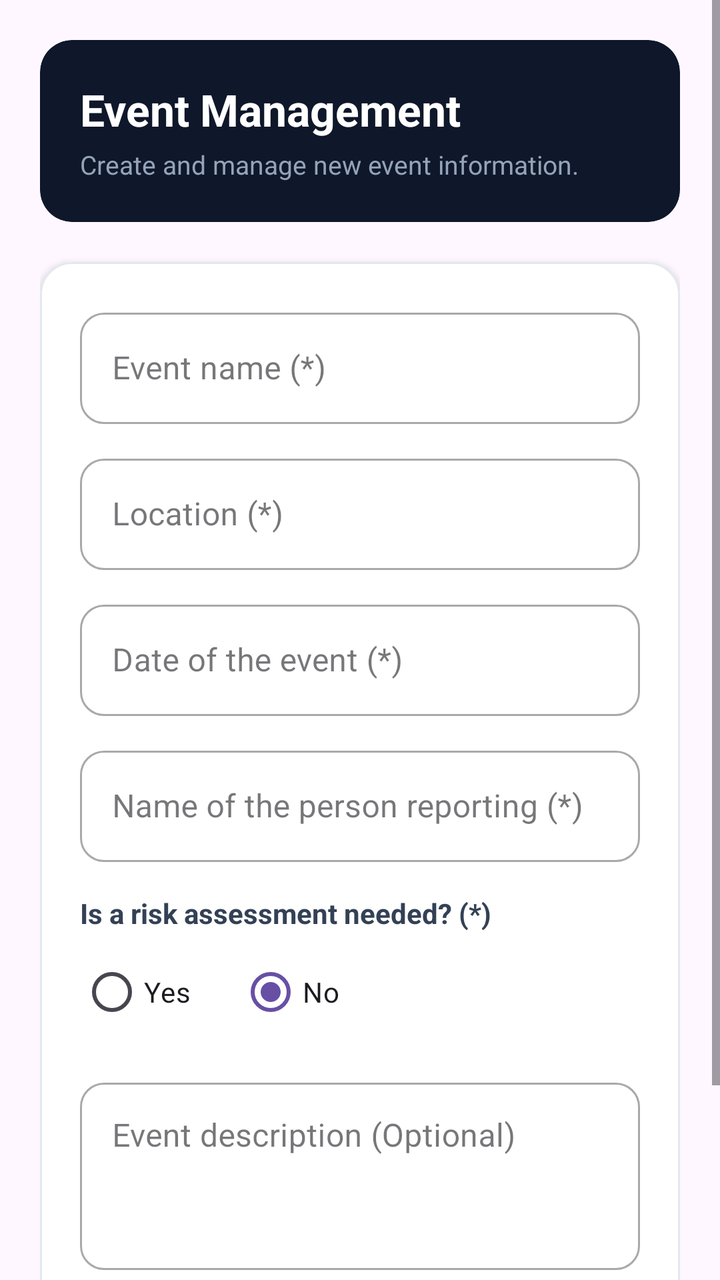
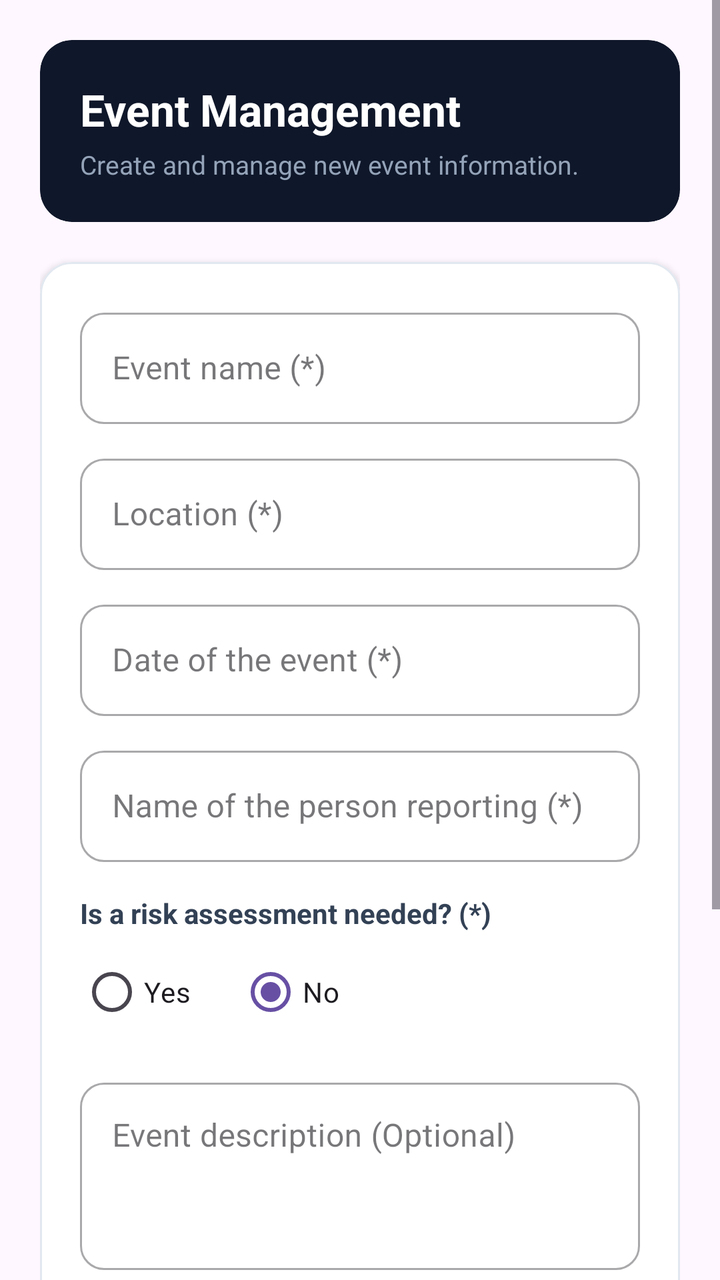

Before-and-after screenshots of an Android layout around one commit, followed by the original layout XML and the change that was made.
<!-- AndroidManifest.xml: application theme Theme.EventManagerFirebase -->
<!-- res/layout/activity_add_event.xml -->
<?xml version="1.0" encoding="utf-8"?>
<ScrollView xmlns:android="http://schemas.android.com/apk/res/android"
    xmlns:app="http://schemas.android.com/apk/res-auto"
    android:layout_width="match_parent"
    android:layout_height="match_parent"
    android:background="?attr/colorSurface"
    android:fillViewport="true">

    <LinearLayout
        android:layout_width="match_parent"
        android:layout_height="wrap_content"
        android:orientation="vertical"
        android:padding="20dp">

        
        <com.google.android.material.card.MaterialCardView
            android:layout_width="match_parent"
            android:layout_height="wrap_content"
            android:layout_marginBottom="20dp"
            app:cardBackgroundColor="#0F172A"
            app:cardCornerRadius="16dp"
            app:strokeWidth="0dp">

            <LinearLayout
                android:layout_width="match_parent"
                android:layout_height="wrap_content"
                android:orientation="vertical"
                android:padding="20dp">

                <TextView
                    android:layout_width="wrap_content"
                    android:layout_height="wrap_content"
                    android:text="Event Management"
                    android:textColor="#FFFFFF"
                    android:textSize="22sp"
                    android:textStyle="bold" />

                <TextView
                    android:layout_width="wrap_content"
                    android:layout_height="wrap_content"
                    android:layout_marginTop="4dp"
                    android:text="Create and manage new event information."
                    android:textColor="#94A3B8"
                    android:textSize="13sp" />
            </LinearLayout>
        </com.google.android.material.card.MaterialCardView>

        
        <com.google.android.material.card.MaterialCardView
            android:layout_width="match_parent"
            android:layout_height="wrap_content"
            app:cardBackgroundColor="#FFFFFF"
            app:cardCornerRadius="16dp"
            app:cardElevation="2dp"
            app:strokeColor="#E2E8F0"
            app:strokeWidth="1dp">

            <LinearLayout
                android:layout_width="match_parent"
                android:layout_height="wrap_content"
                android:orientation="vertical"
                android:padding="20dp">

                
                <com.google.android.material.textfield.TextInputLayout
                    android:id="@+id/tilEventName"
                    style="@style/Widget.MaterialComponents.TextInputLayout.OutlinedBox"
                    android:layout_width="match_parent"
                    android:layout_height="wrap_content"
                    android:layout_marginBottom="12dp"
                    android:hint="Event name (*)"
                    app:boxCornerRadiusBottomEnd="12dp"
                    app:boxCornerRadiusBottomStart="12dp"
                    app:boxCornerRadiusTopEnd="12dp"
                    app:boxCornerRadiusTopStart="12dp">

                    <com.google.android.material.textfield.TextInputEditText
                        android:id="@+id/etEventName"
                        android:layout_width="match_parent"
                        android:layout_height="wrap_content"
                        android:inputType="textCapWords" />
                </com.google.android.material.textfield.TextInputLayout>

                
                <com.google.android.material.textfield.TextInputLayout
                    android:id="@+id/tilLocation"
                    style="@style/Widget.MaterialComponents.TextInputLayout.OutlinedBox"
                    android:layout_width="match_parent"
                    android:layout_height="wrap_content"
                    android:layout_marginBottom="12dp"
                    android:hint="Location (*)"
                    app:boxCornerRadiusBottomEnd="12dp"
                    app:boxCornerRadiusBottomStart="12dp"
                    app:boxCornerRadiusTopEnd="12dp"
                    app:boxCornerRadiusTopStart="12dp">

                    <com.google.android.material.textfield.TextInputEditText
                        android:id="@+id/etLocation"
                        android:layout_width="match_parent"
                        android:layout_height="wrap_content"
                        android:inputType="textCapSentences" />
                </com.google.android.material.textfield.TextInputLayout>

                
                <com.google.android.material.textfield.TextInputLayout
                    android:id="@+id/tilDate"
                    style="@style/Widget.MaterialComponents.TextInputLayout.OutlinedBox"
                    android:layout_width="match_parent"
                    android:layout_height="wrap_content"
                    android:layout_marginBottom="12dp"
                    android:hint="Date of the event (*)"
                    app:boxCornerRadiusBottomEnd="12dp"
                    app:boxCornerRadiusBottomStart="12dp"
                    app:boxCornerRadiusTopEnd="12dp"
                    app:boxCornerRadiusTopStart="12dp">

                    <com.google.android.material.textfield.TextInputEditText
                        android:id="@+id/etDate"
                        android:layout_width="match_parent"
                        android:layout_height="wrap_content"
                        android:clickable="true"
                        android:focusable="false"
                        android:inputType="none" />
                </com.google.android.material.textfield.TextInputLayout>

                
                <com.google.android.material.textfield.TextInputLayout
                    android:id="@+id/tilReporter"
                    style="@style/Widget.MaterialComponents.TextInputLayout.OutlinedBox"
                    android:layout_width="match_parent"
                    android:layout_height="wrap_content"
                    android:layout_marginBottom="16dp"
                    android:hint="Name of the person reporting (*)"
                    app:boxCornerRadiusBottomEnd="12dp"
                    app:boxCornerRadiusBottomStart="12dp"
                    app:boxCornerRadiusTopEnd="12dp"
                    app:boxCornerRadiusTopStart="12dp">

                    <com.google.android.material.textfield.TextInputEditText
                        android:id="@+id/etReporter"
                        android:layout_width="match_parent"
                        android:layout_height="wrap_content"
                        android:inputType="textPersonName" />
                </com.google.android.material.textfield.TextInputLayout>

                
                <TextView
                    android:layout_width="wrap_content"
                    android:layout_height="wrap_content"
                    android:layout_marginBottom="6dp"
                    android:text="Is a risk assessment needed? (*)"
                    android:textColor="#334155"
                    android:textSize="14sp"
                    android:textStyle="bold" />

                <RadioGroup
                    android:id="@+id/rgRiskAssessment"
                    android:layout_width="match_parent"
                    android:layout_height="wrap_content"
                    android:layout_marginBottom="16dp"
                    android:orientation="horizontal">

                    <RadioButton
                        android:id="@+id/rbRiskYes"
                        android:layout_width="wrap_content"
                        android:layout_height="wrap_content"
                        android:layout_marginEnd="24dp"
                        android:text="Yes" />

                    <RadioButton
                        android:id="@+id/rbRiskNo"
                        android:layout_width="wrap_content"
                        android:layout_height="wrap_content"
                        android:checked="true"
                        android:text="No" />
                </RadioGroup>

                
                <com.google.android.material.textfield.TextInputLayout
                    android:id="@+id/tilDescription"
                    style="@style/Widget.MaterialComponents.TextInputLayout.OutlinedBox"
                    android:layout_width="match_parent"
                    android:layout_height="wrap_content"
                    android:layout_marginBottom="24dp"
                    android:hint="Event description (Optional)"
                    app:boxCornerRadiusBottomEnd="12dp"
                    app:boxCornerRadiusBottomStart="12dp"
                    app:boxCornerRadiusTopEnd="12dp"
                    app:boxCornerRadiusTopStart="12dp">

                    <com.google.android.material.textfield.TextInputEditText
                        android:id="@+id/etDescription"
                        android:layout_width="match_parent"
                        android:layout_height="wrap_content"
                        android:gravity="top"
                        android:inputType="textMultiLine"
                        android:lines="3" />
                </com.google.android.material.textfield.TextInputLayout>

                
                <com.google.android.material.button.MaterialButton
                    android:id="@+id/btnSaveEvent"
                    android:layout_width="match_parent"
                    android:layout_height="56dp"
                    android:backgroundTint="#2563EB"
                    android:text="Create Event"
                    android:textColor="#FFFFFF"
                    android:textSize="16sp"
                    android:textStyle="bold"
                    app:cornerRadius="12dp" />

            </LinearLayout>
        </com.google.android.material.card.MaterialCardView>

    </LinearLayout>
</ScrollView>
<!-- resources referenced by this layout -->
<resources>
  <style name="Theme.EventManagerFirebase" parent="Base.Theme.EventManagerFirebase" />
  <style name="Base.Theme.EventManagerFirebase" parent="Theme.Material3.DayNight.NoActionBar">
          
          
      </style>
</resources>

<!-- the commit's change to res/layout/activity_add_event.xml (unified diff, before → after) -->
@@ -181,7 +181,7 @@
                     style="@style/Widget.MaterialComponents.TextInputLayout.OutlinedBox"
                     android:layout_width="match_parent"
                     android:layout_height="wrap_content"
-                    android:layout_marginBottom="24dp"
+                    android:layout_marginBottom="12dp"
                     android:hint="Event description (Optional)"
                     app:boxCornerRadiusBottomEnd="12dp"
                     app:boxCornerRadiusBottomStart="12dp"
@@ -195,6 +195,46 @@
                         android:gravity="top"
                         android:inputType="textMultiLine"
                         android:lines="3" />
+                </com.google.android.material.textfield.TextInputLayout>
+
+                
+                <com.google.android.material.textfield.TextInputLayout
+                    android:id="@+id/tilContactEmail"
+                    style="@style/Widget.MaterialComponents.TextInputLayout.OutlinedBox"
+                    android:layout_width="match_parent"
+                    android:layout_height="wrap_content"
+                    android:layout_marginBottom="12dp"
+                    android:hint="Contact Email (Optional)"
+                    app:boxCornerRadiusBottomEnd="12dp"
+                    app:boxCornerRadiusBottomStart="12dp"
+                    app:boxCornerRadiusTopEnd="12dp"
+                    app:boxCornerRadiusTopStart="12dp">
+
+                    <com.google.android.material.textfield.TextInputEditText
+                        android:id="@+id/etContactEmail"
+                        android:layout_width="match_parent"
+                        android:layout_height="wrap_content"
+                        android:inputType="textEmailAddress" />
+                </com.google.android.material.textfield.TextInputLayout>
+
+                
+                <com.google.android.material.textfield.TextInputLayout
+                    android:id="@+id/tilContactPhone"
+                    style="@style/Widget.MaterialComponents.TextInputLayout.OutlinedBox"
+                    android:layout_width="match_parent"
+                    android:layout_height="wrap_content"
+                    android:layout_marginBottom="24dp"
+                    android:hint="Contact Phone (Optional)"
+                    app:boxCornerRadiusBottomEnd="12dp"
+                    app:boxCornerRadiusBottomStart="12dp"
+                    app:boxCornerRadiusTopEnd="12dp"
+                    app:boxCornerRadiusTopStart="12dp">
+
+                    <com.google.android.material.textfield.TextInputEditText
+                        android:id="@+id/etContactPhone"
+                        android:layout_width="match_parent"
+                        android:layout_height="wrap_content"
+                        android:inputType="phone" />
                 </com.google.android.material.textfield.TextInputLayout>
 
                 
